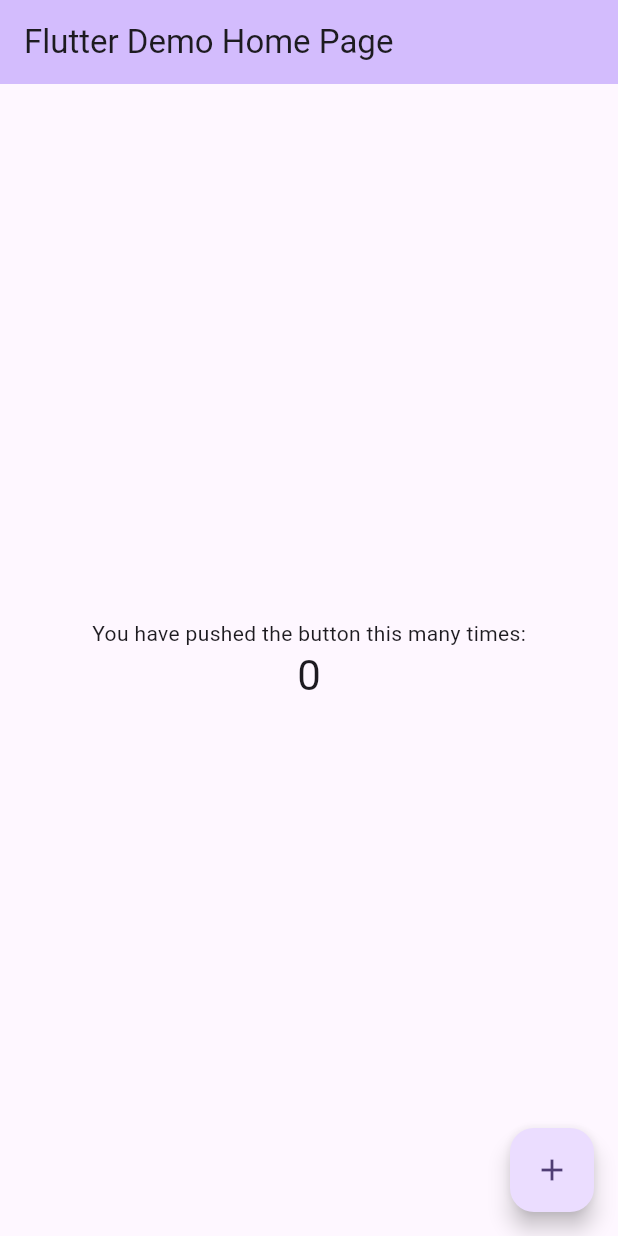
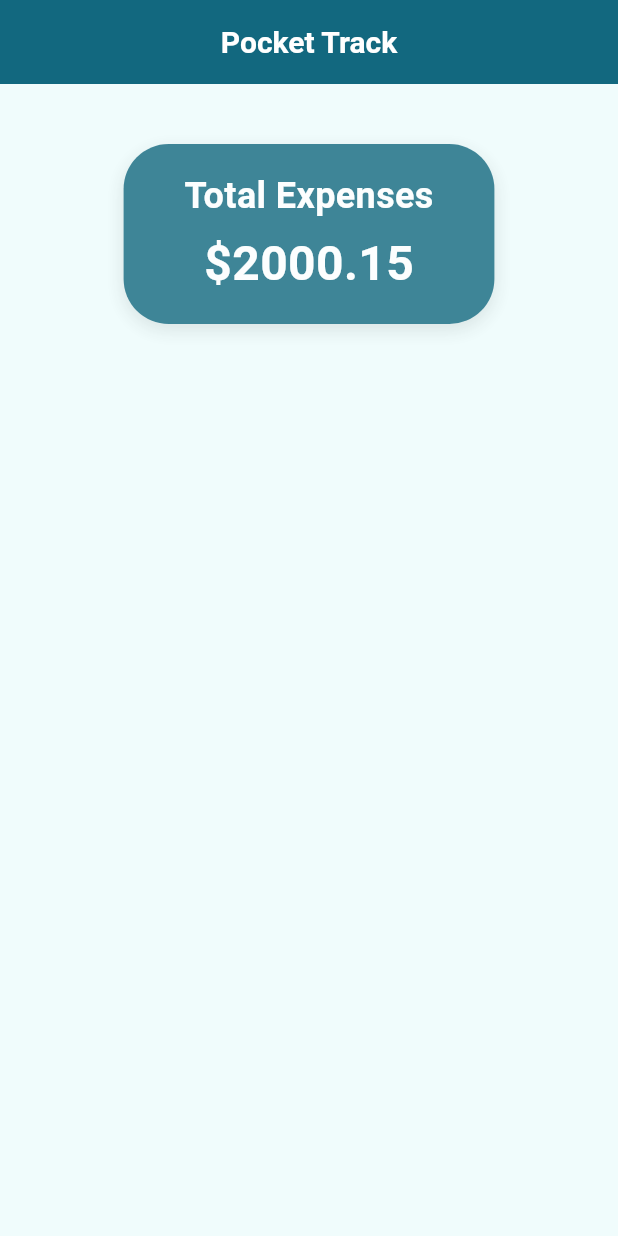
Before and after one commit to D14LB3L0/pocketTrack-app, a Flutter app: the screen it shows after launch, on a phone screen of 412 x 824 dp. Run offline on Flutter 3.47's test engine with Material 3 defaults, Android fonts, the light colour scheme and no system bars.

Commit message:
added expense total card

```diff
--- a/lib/main.dart
+++ b/lib/main.dart
@@ -1,122 +1,21 @@
 import 'package:flutter/material.dart';
 
-void main() {
-  runApp(const MyApp());
-}
+import 'routes/app_routes.dart';
+import 'theme/app_theme.dart';
+
+void main() => runApp(const MyApp());
 
 class MyApp extends StatelessWidget {
   const MyApp({super.key});
 
-  // This widget is the root of your application.
   @override
   Widget build(BuildContext context) {
     return MaterialApp(
-      title: 'Flutter Demo',
-      theme: ThemeData(
-        // This is the theme of your application.
-        //
-        // TRY THIS: Try running your application with "flutter run". You'll see
-        // the application has a purple toolbar. Then, without quitting the app,
-        // try changing the seedColor in the colorScheme below to Colors.green
-        // and then invoke "hot reload" (save your changes or press the "hot
-        // reload" button in a Flutter-supported IDE, or press "r" if you used
-        // the command line to start the app).
-        //
-        // Notice that the counter didn't reset back to zero; the application
-        // state is not lost during the reload. To reset the state, use hot
-        // restart instead.
-        //
-        // This works for code too, not just values: Most code changes can be
-        // tested with just a hot reload.
-        colorScheme: ColorScheme.fromSeed(seedColor: Colors.deepPurple),
-      ),
-      home: const MyHomePage(title: 'Flutter Demo Home Page'),
+      debugShowCheckedModeBanner: false,
+      title: 'Material App',
+      initialRoute: Routes.home,
+      routes: Routes.routes,
+      theme: AppTheme.lighTheme,
     );
   }
 }
-
-class MyHomePage extends StatefulWidget {
-  const MyHomePage({super.key, required this.title});
-
-  // This widget is the home page of your application. It is stateful, meaning
-  // that it has a State object (defined below) that contains fields that affect
-  // how it looks.
-
-  // This class is the configuration for the state. It holds the values (in this
-  // case the title) provided by the parent (in this case the App widget) and
-  // used by the build method of the State. Fields in a Widget subclass are
-  // always marked "final".
-
-  final String title;
-
-  @override
-  State<MyHomePage> createState() => _MyHomePageState();
-}
-
-class _MyHomePageState extends State<MyHomePage> {
-  int _counter = 0;
-
-  void _incrementCounter() {
-    setState(() {
-      // This call to setState tells the Flutter framework that something has
-      // changed in this State, which causes it to rerun the build method below
-      // so that the display can reflect the updated values. If we changed
-      // _counter without calling setState(), then the build method would not be
-      // called again, and so nothing would appear to happen.
-      _counter++;
-    });
-  }
-
-  @override
-  Widget build(BuildContext context) {
-    // This method is rerun every time setState is called, for instance as done
-    // by the _incrementCounter method above.
-    //
-    // The Flutter framework has been optimized to make rerunning build methods
-    // fast, so that you can just rebuild anything that needs updating rather
-    // than having to individually change instances of widgets.
-    return Scaffold(
-      appBar: AppBar(
-        // TRY THIS: Try changing the color here to a specific color (to
-        // Colors.amber, perhaps?) and trigger a hot reload to see the AppBar
-        // change color while the other colors stay the same.
-        backgroundColor: Theme.of(context).colorScheme.inversePrimary,
-        // Here we take the value from the MyHomePage object that was created by
-        // the App.build method, and use it to set our appbar title.
-        title: Text(widget.title),
-      ),
-      body: Center(
-        // Center is a layout widget. It takes a single child and positions it
-        // in the middle of the parent.
-        child: Column(
-          // Column is also a layout widget. It takes a list of children and
-          // arranges them vertically. By default, it sizes itself to fit its
-          // children horizontally, and tries to be as tall as its parent.
-          //
-          // Column has various properties to control how it sizes itself and
-          // how it positions its children. Here we use mainAxisAlignment to
-          // center the children vertically; the main axis here is the vertical
-          // axis because Columns are vertical (the cross axis would be
-          // horizontal).
-          //
-          // TRY THIS: Invoke "debug painting" (choose the "Toggle Debug Paint"
-          // action in the IDE, or press "p" in the console), to see the
-          // wireframe for each widget.
-          mainAxisAlignment: MainAxisAlignment.center,
-          children: <Widget>[
-            const Text('You have pushed the button this many times:'),
-            Text(
-              '$_counter',
-              style: Theme.of(context).textTheme.headlineMedium,
-            ),
-          ],
-        ),
-      ),
-      floatingActionButton: FloatingActionButton(
-        onPressed: _incrementCounter,
-        tooltip: 'Increment',
-        child: const Icon(Icons.add),
-      ), // This trailing comma makes auto-formatting nicer for build methods.
-    );
-  }
-}
--- /dev/null
+++ b/lib/routes/app_routes.dart
@@ -0,0 +1,11 @@
+import 'package:flutter/material.dart';
+
+import '../screens/screens.dart';
+
+class Routes {
+  static const String home = 'home';
+
+  static final Map<String, WidgetBuilder> routes = {
+    home: (_) => const HomeScreen(),
+  };
+}
--- /dev/null
+++ b/lib/screens/home_screen.dart
@@ -0,0 +1,24 @@
+import 'package:flutter/material.dart';
+import 'package:pocket_track/widgets/expense_total_card.dart';
+
+class HomeScreen extends StatelessWidget {
+  const HomeScreen({super.key});
+
+  @override
+  Widget build(BuildContext context) {
+    return Scaffold(
+      appBar: AppBar(title: Text('Pocket Track')),
+      body: Padding(
+        padding: EdgeInsets.only(top: 40),
+        child: Align(
+          alignment: Alignment.topCenter,
+          child: Column(
+            children: [
+              ExpenseTotalCard(totalExpenses: 2000.151331,),
+            ],
+          ),
+        ),
+      ),
+    );
+  }
+}
--- /dev/null
+++ b/lib/screens/screens.dart
@@ -0,0 +1 @@
+export 'home_screen.dart';
--- /dev/null
+++ b/lib/theme/app_theme.dart
@@ -0,0 +1,24 @@
+import 'package:flutter/material.dart';
+
+class AppTheme {
+  static Color primaryColor = Color(0XFF12687f);
+  static Color secondaryColor = Color(0XFF1aa3b3);
+  static Color accentColor = Color(0XFF20dad8);
+  static Color backgroundColor = Color(0XFFF0FCFC);
+
+
+  static ThemeData lighTheme = ThemeData.light().copyWith(
+    // Scaffold
+    scaffoldBackgroundColor: backgroundColor,
+    // AppBarTheme
+    appBarTheme: AppBarTheme(
+      backgroundColor: primaryColor,
+      centerTitle: true,
+      titleTextStyle: TextStyle(
+        color: Colors.white,
+        fontSize: 20,
+        fontWeight: FontWeight.bold,
+      ),
+    ),
+  );
+}
--- /dev/null
+++ b/lib/utils/format_utils.dart
@@ -0,0 +1,6 @@
+
+// Numbers
+
+String formatToTwoDecimals(num value) {
+  return value.toStringAsFixed(2);
+}
--- /dev/null
+++ b/lib/utils/utils.dart
@@ -0,0 +1 @@
+export 'format_utils.dart';
--- /dev/null
+++ b/lib/widgets/expense_total_card.dart
@@ -0,0 +1,55 @@
+import 'package:flutter/material.dart';
+import 'package:pocket_track/theme/app_theme.dart';
+import 'package:pocket_track/utils/utils.dart';
+
+class ExpenseTotalCard extends StatelessWidget {
+  final double totalExpenses;
+
+  const ExpenseTotalCard({super.key, required this.totalExpenses});
+
+  @override
+  Widget build(BuildContext context) {
+    final width = MediaQuery.of(context).size.width;
+
+    return Opacity(
+      opacity: 0.8,
+      child: Container(
+        width: width * 0.6,
+        height: 120,
+        decoration: _decoration(),
+        child: Column(
+          mainAxisAlignment: MainAxisAlignment.center,
+          children: [
+            Text(
+              'Total Expenses',
+              style: TextStyle(
+                fontSize: 24,
+                fontWeight: FontWeight.w600,
+                color: Colors.white,
+              ),
+            ),
+            SizedBox(height: 5),
+            Text(
+              '\$${formatToTwoDecimals(totalExpenses)}',
+              style: TextStyle(
+                fontSize: 32,
+                fontWeight: FontWeight.w600,
+                color: Colors.white,
+              ),
+            ),
+          ],
+        ),
+      ),
+    );
+  }
+
+  BoxDecoration _decoration() {
+    return BoxDecoration(
+      borderRadius: BorderRadius.circular(30),
+      color: AppTheme.primaryColor,
+      boxShadow: [
+        BoxShadow(color: Colors.black12, blurRadius: 10, offset: Offset(0, 4)),
+      ],
+    );
+  }
+}
--- /dev/null
+++ b/lib/widgets/widgets.dart
@@ -0,0 +1 @@
+export 'expense_total_card.dart';
```
